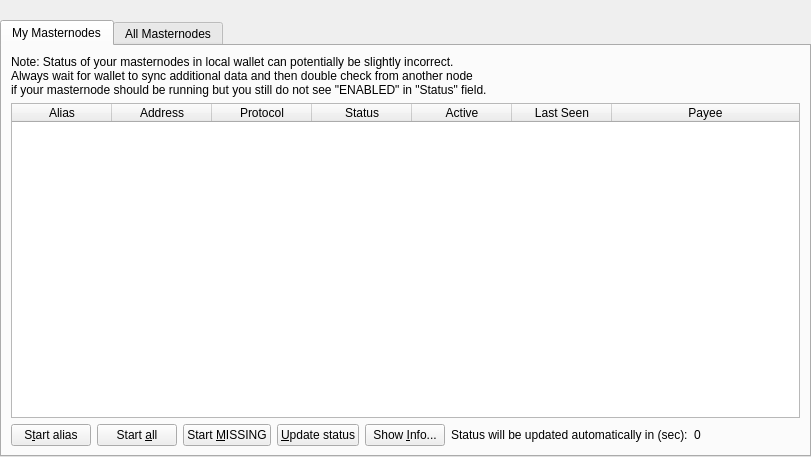
zocteam/zeroonecoin, file src/qt/forms/masternodelist.ui: the form before one commit.
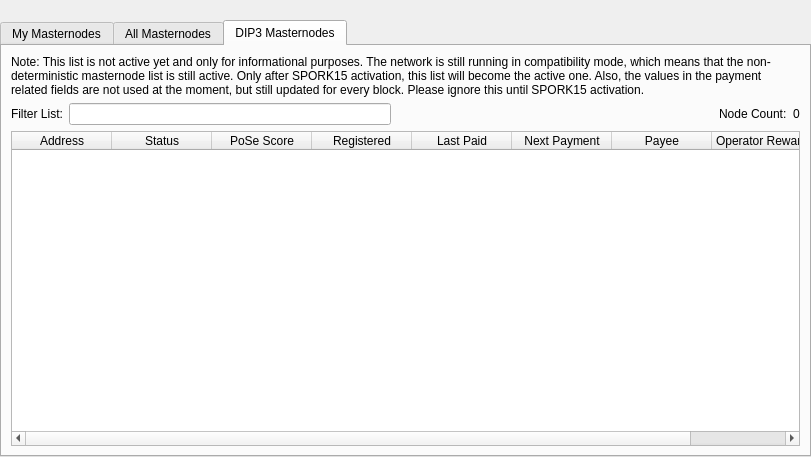
The form after the commit. The open tabs and pages were chosen to show the change.

The edit to the form file:
```diff
--- a/src/qt/forms/masternodelist.ui
+++ b/src/qt/forms/masternodelist.ui
@@ -322,6 +322,201 @@
             </widget>
            </item>
           </layout>
+         </item>
+         <item row="3" column="0">
+          <widget class="QTableWidget" name="tableWidgetMasternodes">
+           <property name="editTriggers">
+            <set>QAbstractItemView::NoEditTriggers</set>
+           </property>
+           <property name="alternatingRowColors">
+            <bool>true</bool>
+           </property>
+           <property name="selectionBehavior">
+            <enum>QAbstractItemView::SelectRows</enum>
+           </property>
+           <property name="selectionMode">
+            <enum>QAbstractItemView::NoSelection</enum>
+           </property>
+           <property name="sortingEnabled">
+            <bool>true</bool>
+           </property>
+           <attribute name="horizontalHeaderStretchLastSection">
+            <bool>true</bool>
+           </attribute>
+           <column>
+            <property name="text">
+             <string>Address</string>
+            </property>
+           </column>
+           <column>
+            <property name="text">
+             <string>Protocol</string>
+            </property>
+           </column>
+           <column>
+            <property name="text">
+             <string>Status</string>
+            </property>
+           </column>
+           <column>
+            <property name="text">
+             <string>Active</string>
+            </property>
+           </column>
+           <column>
+            <property name="text">
+             <string>Last Seen</string>
+            </property>
+           </column>
+           <column>
+            <property name="text">
+             <string>Payee</string>
+            </property>
+           </column>
+          </widget>
+         </item>
+         <item row="0" column="0">
+          <widget class="QLabel" name="legacyListNote">
+           <property name="text">
+            <string>&lt;html&gt;&lt;head/&gt;&lt;body&gt;&lt;p&gt;Note: This list represents the legacy and non-deterministic masternode list. It is only active as long as DIP3 has not been fully activated. After SPORK15 activation, this list will be empty.&lt;/p&gt;&lt;/body&gt;&lt;/html&gt;</string>
+           </property>
+           <property name="textFormat">
+            <enum>Qt::AutoText</enum>
+           </property>
+           <property name="wordWrap">
+            <bool>true</bool>
+           </property>
+          </widget>
+         </item>
+        </layout>
+       </widget>
+       <widget class="QWidget" name="tabDIP3Masternodes">
+        <attribute name="title">
+         <string>DIP3 Masternodes</string>
+        </attribute>
+        <layout class="QGridLayout" name="gridLayout_3">
+         <item row="1" column="0">
+          <layout class="QHBoxLayout" name="horizontalLayout_4">
+           <property name="bottomMargin">
+            <number>0</number>
+           </property>
+           <item>
+            <widget class="QLabel" name="label_filter_2">
+             <property name="text">
+              <string>Filter List:</string>
+             </property>
+            </widget>
+           </item>
+           <item>
+            <widget class="QLineEdit" name="filterLineEditDIP3">
+             <property name="toolTip">
+              <string>Filter masternode list</string>
+             </property>
+            </widget>
+           </item>
+           <item>
+            <spacer name="horizontalSpacer_4">
+             <property name="orientation">
+              <enum>Qt::Horizontal</enum>
+             </property>
+             <property name="sizeHint" stdset="0">
+              <size>
+               <width>10</width>
+               <height>20</height>
+              </size>
+             </property>
+            </spacer>
+           </item>
+           <item>
+            <widget class="QLabel" name="label_count_2">
+             <property name="text">
+              <string>Node Count:</string>
+             </property>
+            </widget>
+           </item>
+           <item>
+            <widget class="QLabel" name="countLabelDIP3">
+             <property name="text">
+              <string>0</string>
+             </property>
+            </widget>
+           </item>
+          </layout>
+         </item>
+         <item row="2" column="0">
+          <widget class="QTableWidget" name="tableWidgetMasternodesDIP3">
+           <property name="editTriggers">
+            <set>QAbstractItemView::NoEditTriggers</set>
+           </property>
+           <property name="alternatingRowColors">
+            <bool>true</bool>
+           </property>
+           <property name="selectionMode">
+            <enum>QAbstractItemView::SingleSelection</enum>
+           </property>
+           <property name="selectionBehavior">
+            <enum>QAbstractItemView::SelectRows</enum>
+           </property>
+           <property name="sortingEnabled">
+            <bool>true</bool>
+           </property>
+           <attribute name="horizontalHeaderStretchLastSection">
+            <bool>true</bool>
+           </attribute>
+           <column>
+            <property name="text">
+             <string>Address</string>
+            </property>
+           </column>
+           <column>
+            <property name="text">
+             <string>Status</string>
+            </property>
+           </column>
+           <column>
+            <property name="text">
+             <string>PoSe Score</string>
+            </property>
+           </column>
+           <column>
+            <property name="text">
+             <string>Registered</string>
+            </property>
+           </column>
+           <column>
+            <property name="text">
+             <string>Last Paid</string>
+            </property>
+           </column>
+           <column>
+            <property name="text">
+             <string>Next Payment</string>
+            </property>
+           </column>
+           <column>
+            <property name="text">
+             <string>Payee</string>
+            </property>
+           </column>
+           <column>
+            <property name="text">
+             <string>Operator Reward</string>
+            </property>
+           </column>
+          </widget>
+         </item>
+         <item row="0" column="0">
+          <widget class="QLabel" name="dip3NoteLabel">
+           <property name="text">
+            <string>&lt;html&gt;&lt;head/&gt;&lt;body&gt;&lt;p&gt;Note: This list is not active yet and only for informational purposes. The network is still running in compatibility mode, which means that the non-deterministic masternode list is still active. Only after SPORK15 activation, this list will become the active one. Also, the values in the payment related fields are not used at the moment, but still updated for every block. Please ignore this until SPORK15 activation.&lt;/p&gt;&lt;/body&gt;&lt;/html&gt;</string>
+           </property>
+           <property name="textFormat">
+            <enum>Qt::AutoText</enum>
+           </property>
+           <property name="wordWrap">
+            <bool>true</bool>
+           </property>
+          </widget>
          </item>
         </layout>
        </widget>
```
Left out of the diff: 54 changed lines with no effect on the pictures.
